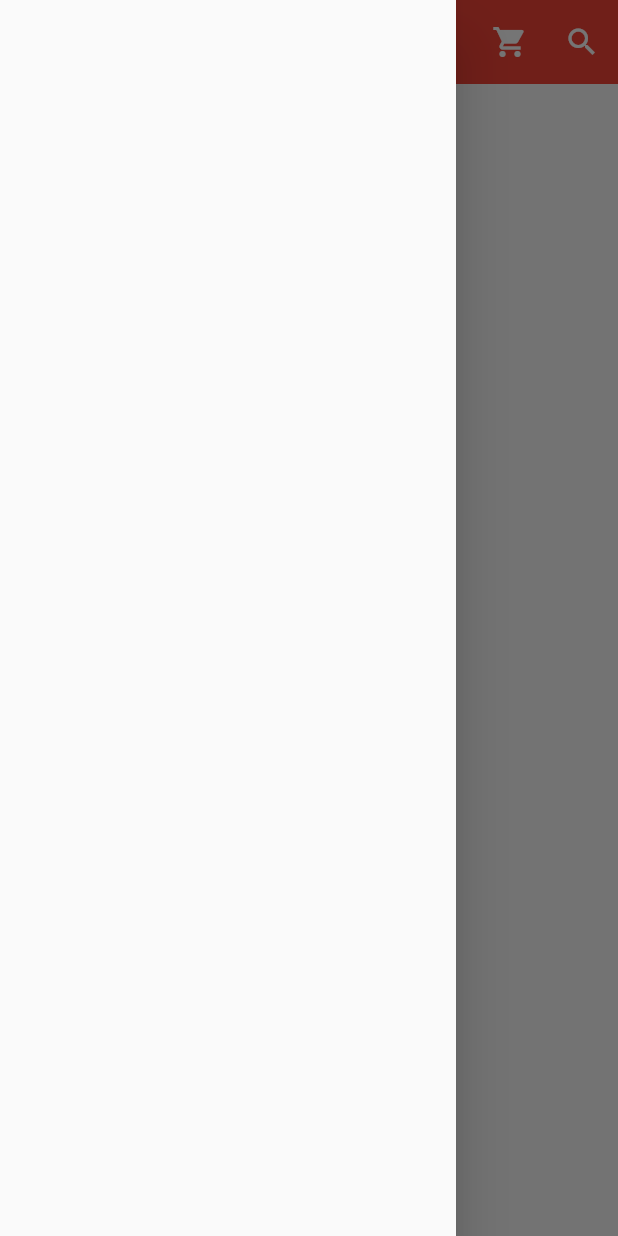
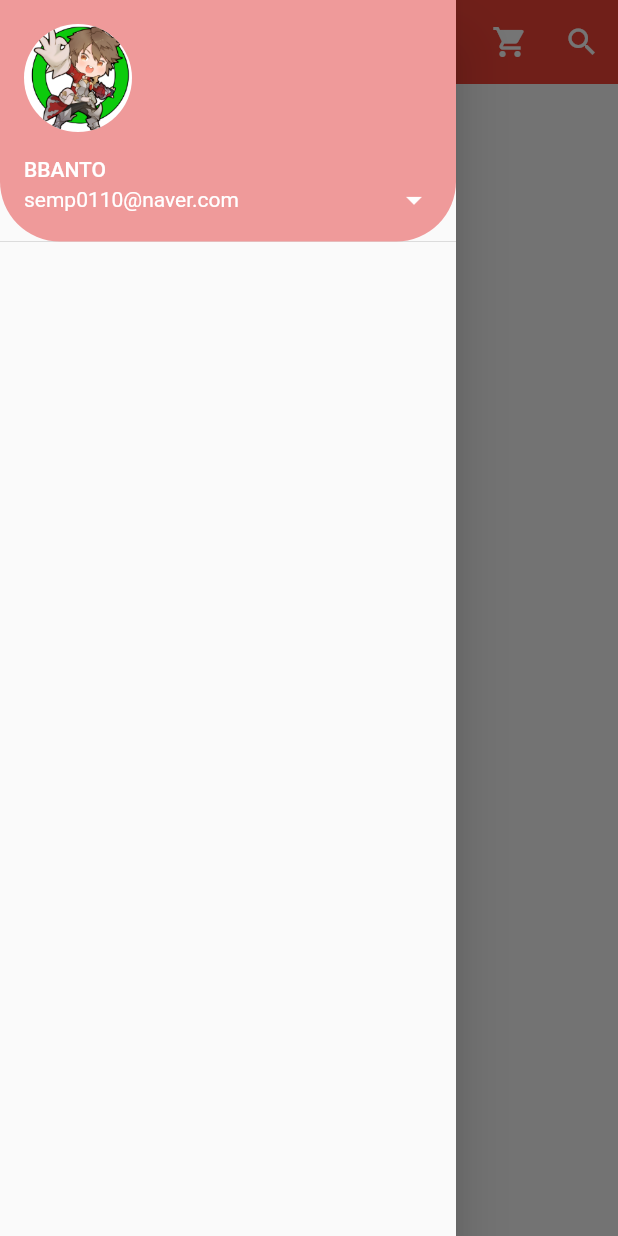
Before and after one commit to semp0110/study_flutter, a Flutter app: the screen it shows after launch, with the side drawer open, on a phone screen of 412 x 824 dp. Run offline on Flutter 3.47's test engine with Material 2 defaults, Android fonts, the phone set to English and light mode, and no system bars.

Commit message:
2022.6.29 커밋

```diff
--- a/flutter_14/lib/main.dart
+++ b/flutter_14/lib/main.dart
@@ -1,3 +1,4 @@
+/*https://www.youtube.com/watch?v=8gDhEdFhfys&list=PLQt_pzi-LLfpcRFhWMywTePfZ2aPapvyl&index=16*/
 import 'package:flutter/material.dart';
 
 void main() => runApp(MyApp());
@@ -53,7 +54,24 @@ class MyPage extends StatelessWidget {
         child: ListView(
           padding: EdgeInsets.zero,
           children: [
-            // UserAccountsDrawerHeader(accountName: accountName, accountEmail: accountEmail)
+            UserAccountsDrawerHeader(
+              currentAccountPicture: CircleAvatar(
+                backgroundImage: AssetImage('assets/img.png'),
+                backgroundColor: Colors.white,
+              ),
+              accountName: Text('BBANTO'),
+              accountEmail: Text('semp0110@naver.com'),
+              onDetailsPressed:(){
+                print('arrow is clickd');
+              },
+              decoration: BoxDecoration(
+                color: Colors.red[200],
+                borderRadius: BorderRadius.only(
+                  bottomLeft: Radius.circular(40.0),
+                  bottomRight: Radius.circular(40.0)
+                )
+              ),
+            )
           ],
         ),
       ),
```
